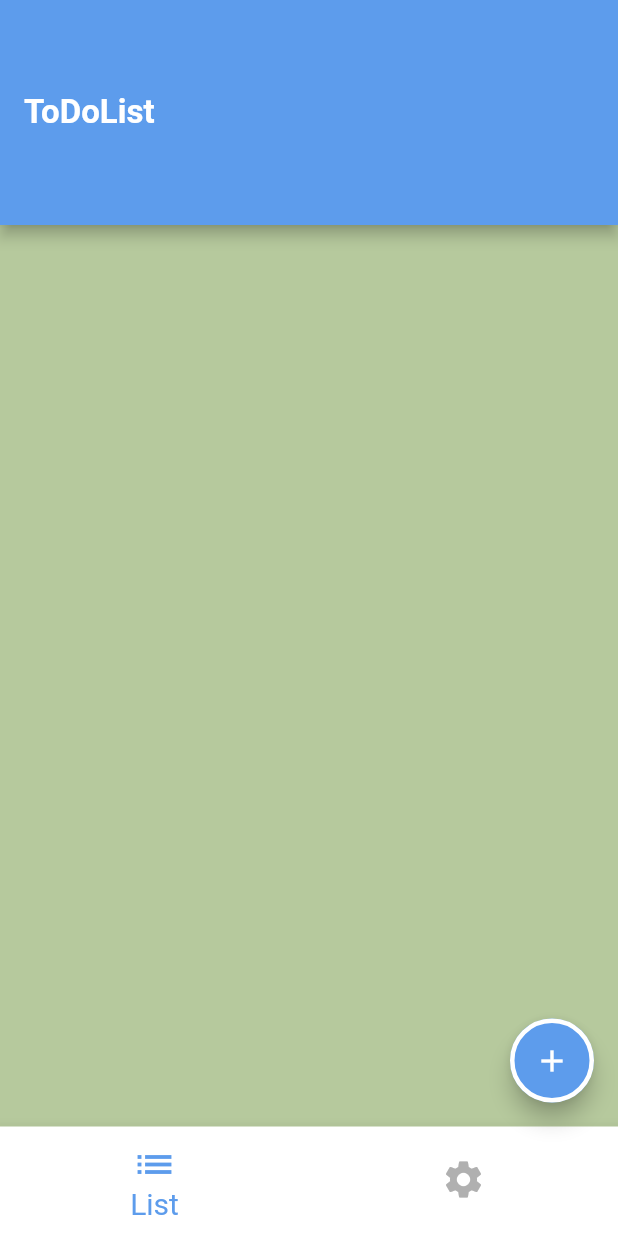
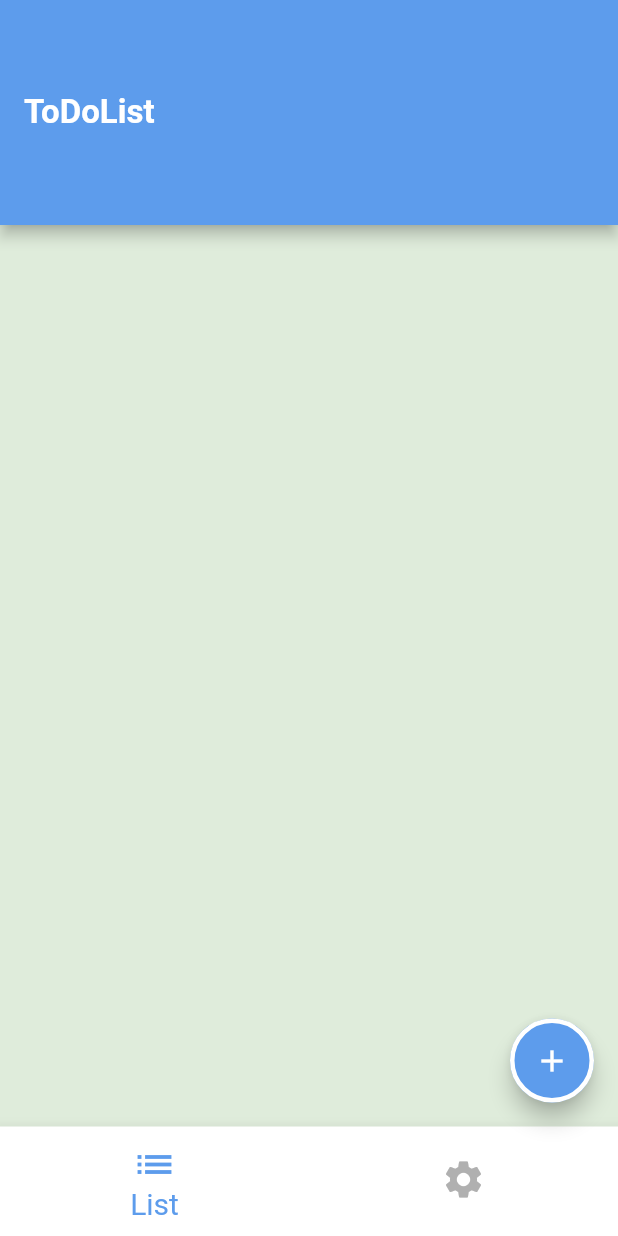
Before and after one commit to AHGA1599/ToDOList, a Flutter app: the screen it shows after launch, on a phone screen of 412 x 824 dp. Run offline on Flutter 3.47's test engine with Material 2 defaults, Android fonts, the phone set to English and light mode, and no system bars.

Commit message:
add project

```diff
--- a/lib/home_screen/do_list_home.dart
+++ b/lib/home_screen/home_screen.dart
@@ -2,14 +2,14 @@ import 'package:flutter/material.dart';
 import 'package:todo/home_screen/list_tab/list_screen.dart';
 import 'package:todo/home_screen/setting_tab/settings_screen.dart';
 
-class ToDoList extends StatefulWidget {
+class HomeScreen extends StatefulWidget {
   static const String routeName = 'toDoList';
 
   @override
-  State<ToDoList> createState() => _ToDoListState();
+  State<HomeScreen> createState() => _HomeScreenState();
 }
 
-class _ToDoListState extends State<ToDoList> {
+class _HomeScreenState extends State<HomeScreen> {
   int selectedindex = 0;
 
   @override
--- a/lib/main.dart
+++ b/lib/main.dart
@@ -1,5 +1,5 @@
 import 'package:flutter/material.dart';
-import 'package:todo/home_screen/do_list_home.dart';
+import 'package:todo/home_screen/home_screen.dart';
 import 'package:todo/my_theme.dart';
 
 void main (){
@@ -14,9 +14,9 @@ class MyApp extends StatelessWidget {
     return MaterialApp(
       debugShowCheckedModeBanner: false,
 
-      initialRoute:ToDoList.routeName ,
+      initialRoute:HomeScreen.routeName ,
       routes: {
-        ToDoList.routeName:(context)=> ToDoList(),
+        HomeScreen.routeName:(context)=> HomeScreen(),
 
       },
 theme: MyTheme.LightMode,
--- a/lib/my_theme.dart
+++ b/lib/my_theme.dart
@@ -2,10 +2,15 @@ import 'package:flutter/material.dart';
 
 class MyTheme {
   static Color primarylight = Color(0xff5D9CEC);
-  static Color backgrundColor = Color(0xffb6c99d);
+  static Color backgrundColor = Color(0xffDFECDB);
+  static Color backgrundColorDark = Color(0xff60E1E);
   static Color whitecolor = Color(0xffFFFFFF);
-  static Color blackcolor = Color(0xff303030);
+  static Color blackcolor = Color(0xff383838);
   static Color graycolor = Color(0xffb0b0b0);
+  static Color redcolor = Color(0xffEC4B4B);
+  static Color blaccolordark = Color(0xff141922);
+  static Color greenlight = Color(0xff61E757);
+
 
   static ThemeData LightMode = ThemeData(
       scaffoldBackgroundColor: backgrundColor,
```
